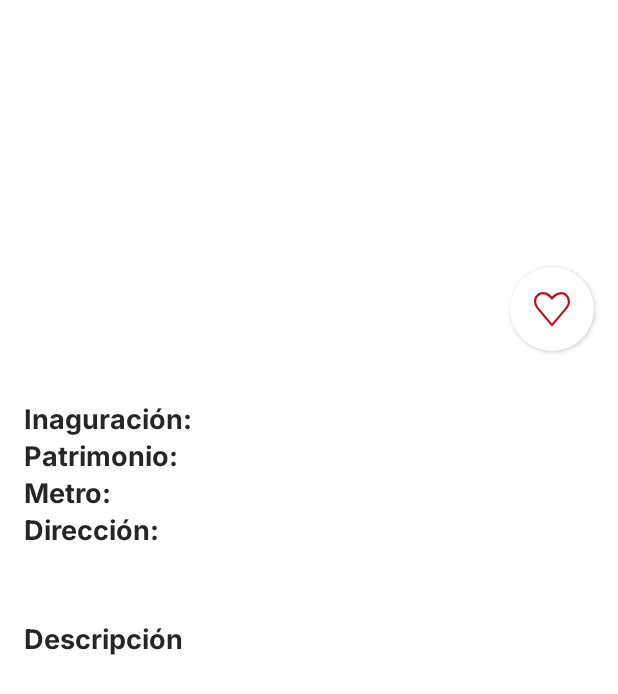
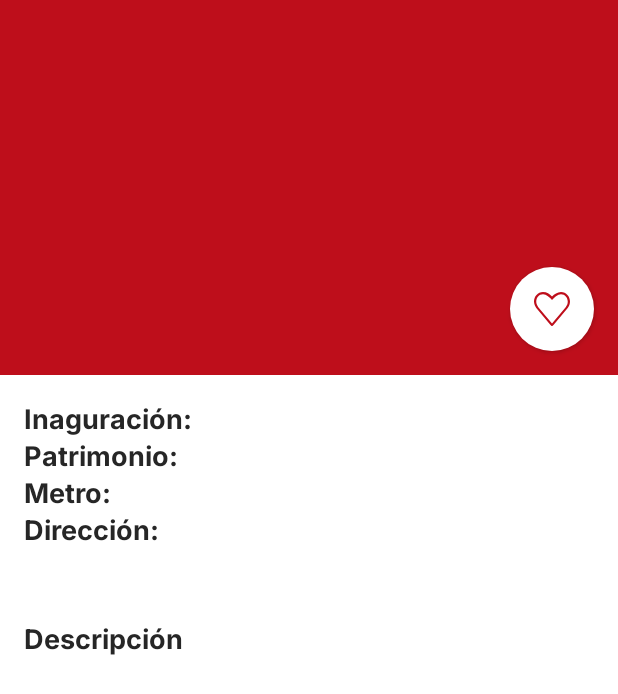
Before and after one commit to YanetC04/MadridIndustria, an Android app: the layout activity_patrimonio.xml on its own in the app's theme, with its tools: preview values and no code run, on a phone screen of 412 x 824 dp. Shown: the top 694 px of the screen. Run offline under Robolectric (Android 15) with nearby library versions, the phone set to English and light mode, and no system bars; Roboto replaces fonts that are not available here.

Commit message:
Patrimonio Themes Update

```diff
--- a/app/src/main/java/proyectointegrador/madridindustria/Patrimonio.java
+++ b/app/src/main/java/proyectointegrador/madridindustria/Patrimonio.java
@@ -5,6 +5,7 @@ import static android.content.ContentValues.TAG;
 import androidx.annotation.NonNull;
 import androidx.appcompat.app.AppCompatActivity;
 import androidx.appcompat.widget.Toolbar;
+import androidx.core.content.ContextCompat;
 import androidx.core.content.res.ResourcesCompat;
 
 import android.content.Intent;
@@ -60,15 +61,14 @@ public class Patrimonio extends AppCompatActivity {
 
         // ESTABLECEMOS ESTE TOOLBAR COMO PREDETERMINADO
         setSupportActionBar(toolbar);
+        toolbarCollapse.setCollapsedTitleTextColor(ContextCompat.getColor(this, R.color.white));
 
         // Verifica si el tema actual es oscuro
         int nightMode = getResources().getConfiguration().uiMode & Configuration.UI_MODE_NIGHT_MASK;
         if (nightMode == Configuration.UI_MODE_NIGHT_YES) {
             toolbarCollapse.setExpandedTitleColor(getResources().getColor(R.color.white));
-            toolbar.setTitleTextColor(getResources().getColor(R.color.white));
         } else {
-            toolbarCollapse.setExpandedTitleColor(getResources().getColor(R.color.red));
-            toolbar.setTitleTextColor(getResources().getColor(R.color.red));
+            toolbarCollapse.setExpandedTitleColor(getResources().getColor(R.color.white));
         }
 
         // ESTABLECEMOS EL FONTFAMILY Y GROSOR
--- a/app/src/main/res/layout/activity_patrimonio.xml
+++ b/app/src/main/res/layout/activity_patrimonio.xml
@@ -4,7 +4,6 @@
     xmlns:tools="http://schemas.android.com/tools"
     android:layout_width="match_parent"
     android:layout_height="match_parent"
-    android:theme="@style/Text.MadridIndustria.NoActionBar"
     tools:context=".Patrimonio">
 
     <androidx.coordinatorlayout.widget.CoordinatorLayout
@@ -24,7 +23,7 @@
                 android:id="@+id/toolbarCollapse"
                 android:layout_width="match_parent"
                 android:layout_height="250dp"
-                style="@style/Header.MadridIndustria.NoActionBar"
+                style="@style/CollapsingToolbarLayout.MadridIndustria.NoActionBar"
                 app:layout_scrollFlags="scroll|exitUntilCollapsed">
 
                 <ImageView
--- a/app/src/main/res/values-night/themes.xml
+++ b/app/src/main/res/values-night/themes.xml
@@ -12,13 +12,8 @@
         <item name="android:background">@color/reddark</item>
     </style>
 
-    <style name="Header.MadridIndustria.NoActionBar" parent="Widget.MaterialComponents.ActionBar.Solid">
+    <style name="CollapsingToolbarLayout.MadridIndustria.NoActionBar" parent="Widget.MaterialComponents.ActionBar.Solid">
         <item name="android:background">@color/reddark</item>
-    </style>
-
-    <style name="Text.MadridIndustria.NoActionBar" parent="Theme.MadridIndustria.NoActionBar">
-        <item name="android:background">#552828</item>
-        <item name="android:textColor">@color/white</item>
     </style>
 
     <attr name="primaryColor" format="reference|color" />
@@ -31,9 +26,9 @@
 
     <!-- FLOATING BUTTON -->
     <style name="Theme.MadridIndustria.NoActionBar.FloatingButton" parent="Widget.MaterialComponents.Button">
-        <item name="android:backgroundTint">@color/red_title</item>
+        <item name="android:backgroundTint">@color/white</item>
         <item name="tint">@color/reddark</item>
-        <item name="rippleColor">@color/red_title</item>
+        <item name="rippleColor">@color/white</item>
     </style>
 
     <!-- IMAGES -->
--- a/app/src/main/res/values/themes.xml
+++ b/app/src/main/res/values/themes.xml
@@ -12,8 +12,8 @@
         <item name="android:background">@color/red</item>
     </style>
 
-    <style name="Header.MadridIndustria.NoActionBar" parent="Widget.MaterialComponents.ActionBar.Solid">
-        <item name="android:background">@color/white</item>
+    <style name="CollapsingToolbarLayout.MadridIndustria.NoActionBar" parent="Widget.MaterialComponents.Toolbar">
+        <item name="android:background">@color/red</item>
     </style>
 
     <attr name="primaryColor" format="reference|color" />
```
